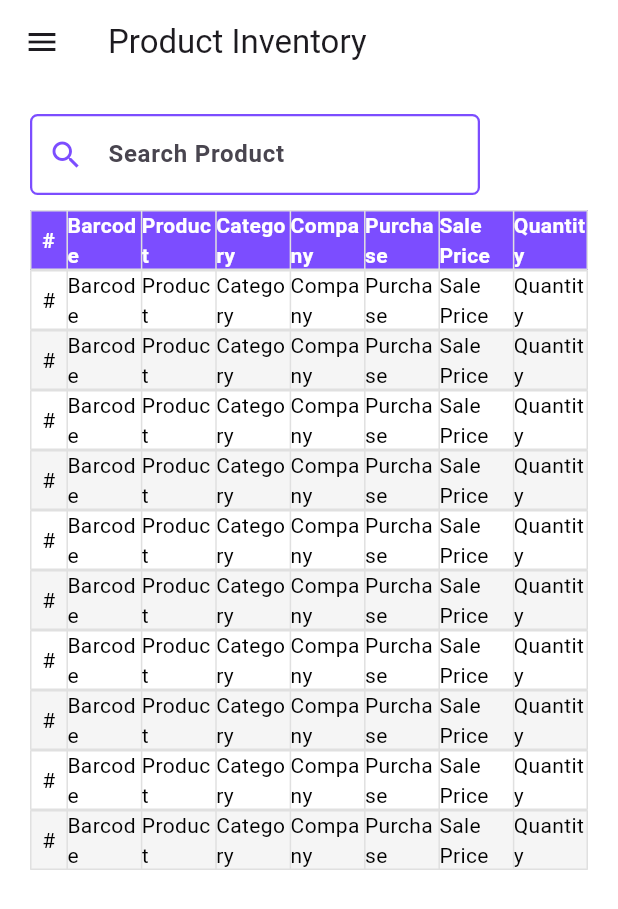
After one commit to Hashimkhann1/pos, a Flutter app: the StockInventoryView screen opened directly, on a phone screen of 412 x 824 dp. The commit adds this screen. Shown: the top 909 px of the screen. Run offline on Flutter 3.47's test engine with Material 3 defaults, Android fonts, the phone set to English and light mode, and no system bars; our stand-ins replace fl_chart.

Commit message:
update code

```diff
--- /dev/null
+++ b/lib/view/branch/product/stock_inventory_view.dart
@@ -0,0 +1,118 @@
+
+
+
+import 'package:flutter/material.dart';
+
+import '../../../component/app_text_field.dart';
+import '../../../component/customtablecell/custom_table_cell.dart';
+import '../../../component/drawer/drawer_widget.dart';
+import '../../../res/color/app_color.dart';
+
+class StockInventoryView extends StatefulWidget {
+  const StockInventoryView({super.key});
+
+  @override
+  State<StockInventoryView> createState() => _StockInventoryViewState();
+}
+
+class _StockInventoryViewState extends State<StockInventoryView> {
+  @override
+  Widget build(BuildContext context) {
+    return Scaffold(
+      appBar: AppBar(
+        title: const Text("Product Inventory"),
+      ),
+      drawer: DrawerWidget(),
+      body: Padding(
+        padding: const EdgeInsets.all(20),
+        child: Column(
+          children: [
+            Row(
+              mainAxisAlignment: MainAxisAlignment.start,
+              children: [
+                Flexible(
+                  child: const AppTextField(
+                    hintText: "Search Product",
+                    prefixIcon: Icon(Icons.search),
+                  ),
+                ),
+              ],
+            ),
+            const SizedBox(height: 10,),
+            Table(
+              columnWidths: const {
+                0: FlexColumnWidth(1),
+                1: FlexColumnWidth(2),
+                2: FlexColumnWidth(2),
+                3: FlexColumnWidth(2),
+                4: FlexColumnWidth(2),
+                5: FlexColumnWidth(2),
+                6: FlexColumnWidth(2),
+                7: FlexColumnWidth(2),
+              },
+              border: TableBorder.all(
+                color: Colors.grey.shade300,
+              ),
+              children: const [
+                TableRow(
+                  decoration: BoxDecoration(
+                    color: AppColor.primaryColor,
+                  ),
+                  children: [
+                    HeaderCustomTableCell(title: "#"),
+                    HeaderCustomTableCell(title: "Barcode"),
+                    HeaderCustomTableCell(title: "Product"),
+                    HeaderCustomTableCell(title: "Category"),
+                    HeaderCustomTableCell(title: "Company"),
+                    HeaderCustomTableCell(title: "Purchase Price"),
+                    HeaderCustomTableCell(title: "Sale Price"),
+                    HeaderCustomTableCell(title: "Quantity"),
+                  ],
+                ),
+              ],
+            ),
+            Expanded(
+              child: ListView.builder(
+                itemCount: 10,
+                itemBuilder: (context,index){
+                  return Table(
+                    columnWidths: const {
+                      0: FlexColumnWidth(1),
+                      1: FlexColumnWidth(2),
+                      2: FlexColumnWidth(2),
+                      3: FlexColumnWidth(2),
+                      4: FlexColumnWidth(2),
+                      5: FlexColumnWidth(2),
+                      6: FlexColumnWidth(2),
+                      7: FlexColumnWidth(2),
+                    },
+                    border: TableBorder.all(
+                      color: Colors.grey.shade300,
+                    ),
+                    children: [
+                      TableRow(
+                        decoration: BoxDecoration(
+                          color: index.isOdd ? Colors.grey.shade100 : AppColor.white,
+                        ),
+                        children: [
+                          CustomTableCell(title: "#"),
+                          CustomTableCell(title: "Barcode"),
+                          CustomTableCell(title: "Product"),
+                          CustomTableCell(title: "Category"),
+                          CustomTableCell(title: "Company"),
+                          CustomTableCell(title: "Purchase Price"),
+                          CustomTableCell(title: "Sale Price"),
+                          CustomTableCell(title: "Quantity"),
+                        ],
+                      ),
+                    ],
+                  );
+                },
+              ),
+            ),
+          ],
+        ),
+      ),
+    );
+  }
+}
```
Also changed, not shown: lib/component/drawer/drawer_widget.dart (+17 -2 lines), lib/view/branch/installment/company_ledger_view.dart (added, +100 -0 lines), lib/view/branch/installment/customer_ledger.dart (added, +100 -0 lines), lib/view/branch/product/product_view.dart (deleted).
